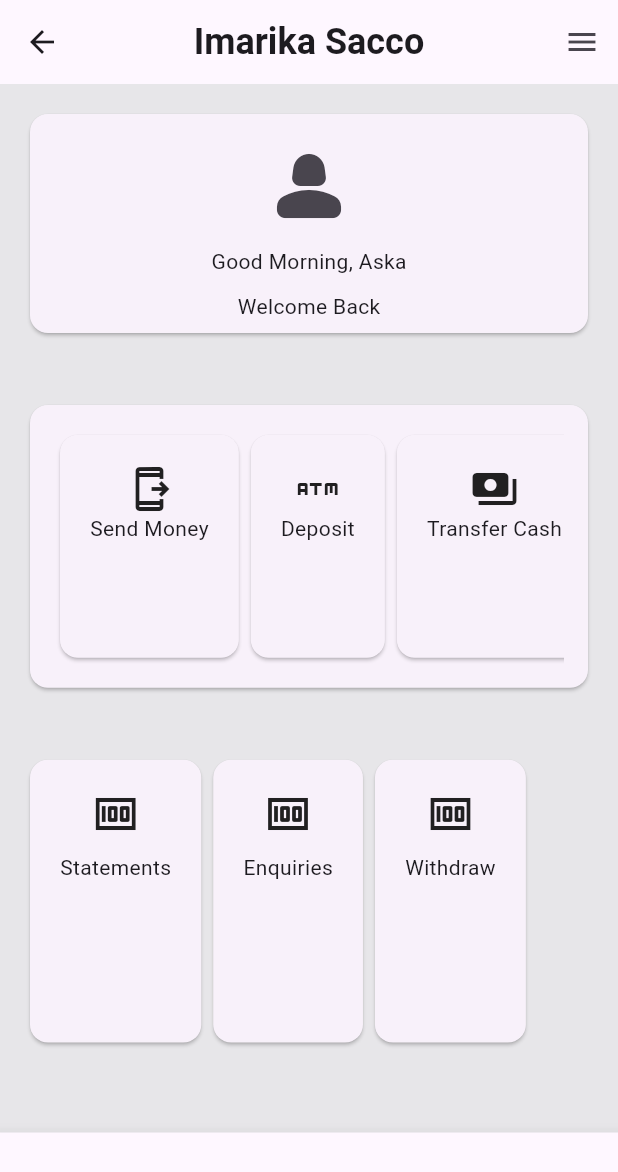
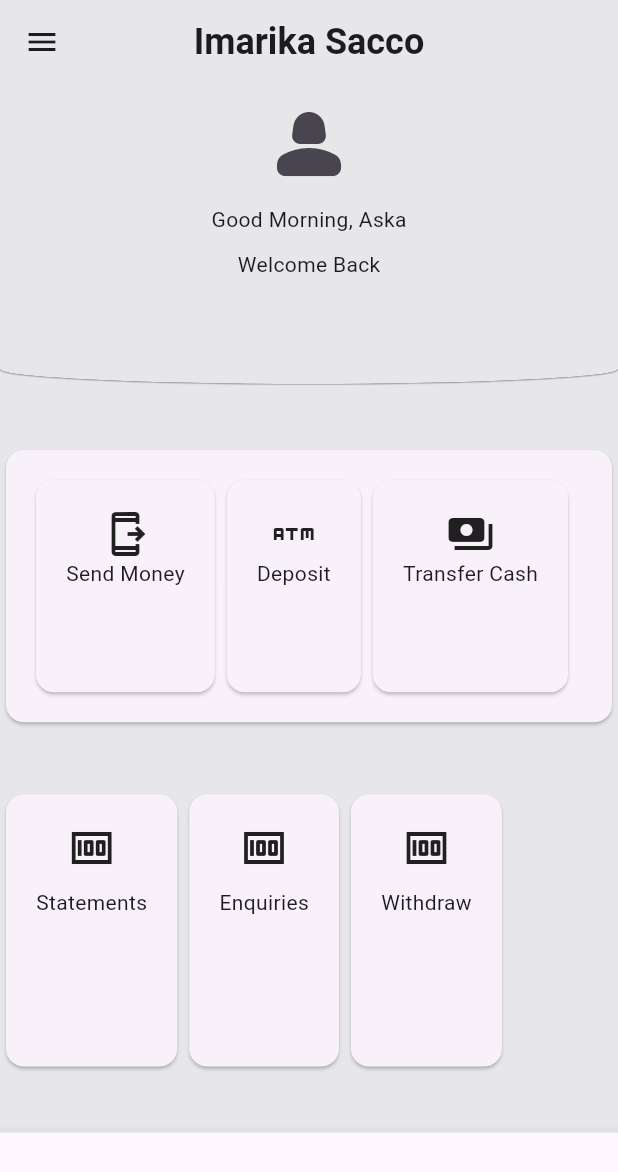
Before and after one commit to azicha/imarika_sacco_mobile_app, a Flutter app: the screen it shows after launch, after a tap on "Login", on a phone screen of 412 x 824 dp. Shown: the top 1172 px of the screen. Run offline on Flutter 3.47's test engine with Material 3 defaults, Android fonts, the phone set to English and light mode, and no system bars; our stand-ins replace another_flutter_splash_screen.

Commit message:
Code refactoring

```diff
--- a/lib/home_details.dart
+++ b/lib/home_details.dart
@@ -11,8 +11,7 @@ class HomeDetails extends StatelessWidget {
   Widget build(BuildContext context) {
     return Scaffold(
       appBar: AppBar(
-        actions: [
-          IconButton(
+        leading: IconButton(
           onPressed: () {
             Navigator.of(context).push(
               MaterialPageRoute(
@@ -24,7 +23,6 @@ class HomeDetails extends StatelessWidget {
           },
           icon: const Icon(Icons.menu),
         ),
-        ],
         title: const Text(
           'Imarika Sacco',
           style: TextStyle(
@@ -33,17 +31,20 @@ class HomeDetails extends StatelessWidget {
           ),
         ),
         centerTitle: true,
+        backgroundColor: const Color.fromARGB(255, 231, 230, 233),
       ),
-      body: Padding(
-        padding: const EdgeInsets.all(16.0),
-        child: Column(
+      body: Column(
         children: [
-            // Greetings & profile picture
-            SizedBox(
+          Container(
             width: double.infinity,
-              child: Card(
-                child: Padding(
-                  padding: const EdgeInsets.all(8.0),
+            height: 200.0,
+            decoration: BoxDecoration(
+              color: const Color.fromARGB(255, 231, 230, 233),
+              boxShadow: const [BoxShadow(blurRadius: 0.05)],
+              borderRadius: BorderRadius.vertical(
+                  bottom: Radius.elliptical(
+                      MediaQuery.of(context).size.width, 20.0)),
+            ),
             child: Column(
               children: [
                 IconButton(
@@ -57,8 +58,6 @@ class HomeDetails extends StatelessWidget {
                 const SizedBox(height: 10),
                 const Text('Welcome Back')
               ],
-                  ),
-                ),
             ),
           ),
           const SizedBox(
@@ -88,7 +87,6 @@ class HomeDetails extends StatelessWidget {
           ),
         ],
       ),
-      ),
     );
   }
 }
--- a/lib/log_in_page.dart
+++ b/lib/log_in_page.dart
@@ -17,15 +17,14 @@ class LogInPage extends StatelessWidget {
         title: const Text(
           'Login',
           style: TextStyle(
-            color: Colors.white,
+            color: Colors.deepPurple,
             fontWeight: FontWeight.bold,
             fontSize: 28,
           ),
         ),
-        backgroundColor: const Color.fromRGBO(103, 58, 183, 1),
+        backgroundColor: const Color.fromARGB(255, 231, 230, 233),
       ),
-      body: Center(
-        child: Padding(
+      body: Padding(
         padding: const EdgeInsets.only(
             left: 20.0, top: 5.0, right: 20.0, bottom: 5.0),
         child: Column(
@@ -82,8 +81,7 @@ class LogInPage extends StatelessWidget {
                       style: const ButtonStyle(
                         backgroundColor: MaterialStatePropertyAll(
                             Color.fromRGBO(103, 58, 183, 1)),
-                          foregroundColor:
-                              MaterialStatePropertyAll(Colors.white),
+                        foregroundColor: MaterialStatePropertyAll(Colors.white),
                         fixedSize: MaterialStatePropertyAll(
                           Size(750, 50),
                         ),
@@ -97,7 +95,6 @@ class LogInPage extends StatelessWidget {
           ],
         ),
       ),
-      ),
     );
   }
 }
```
Lines whose indentation alone changed are shown as unchanged.
